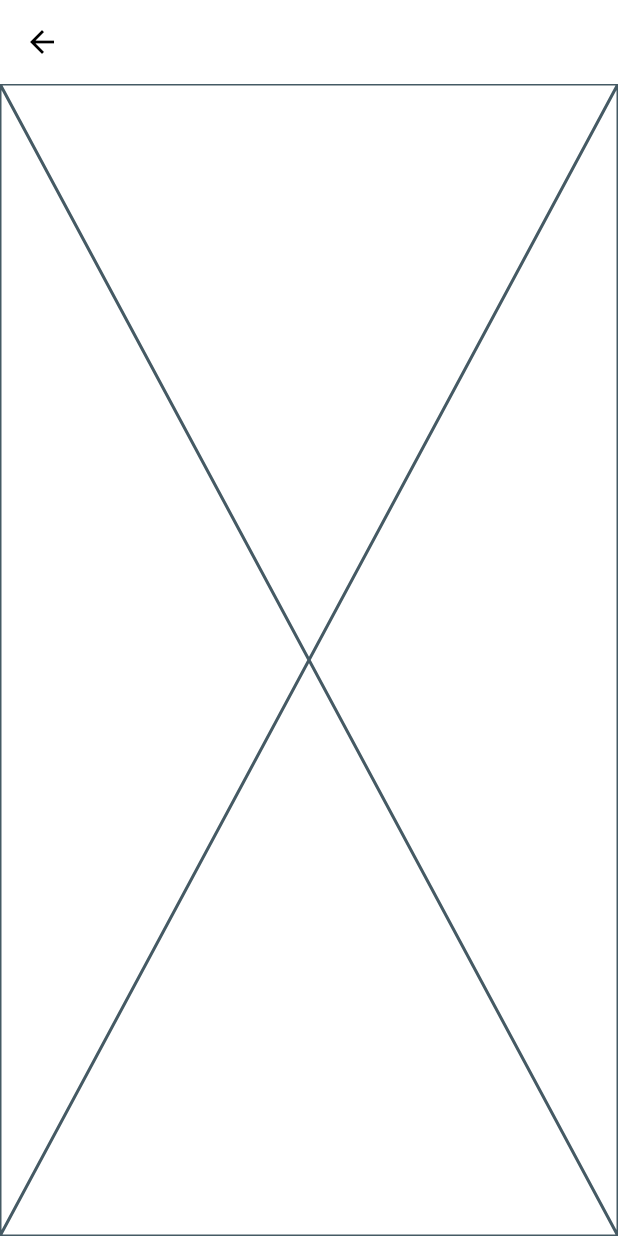
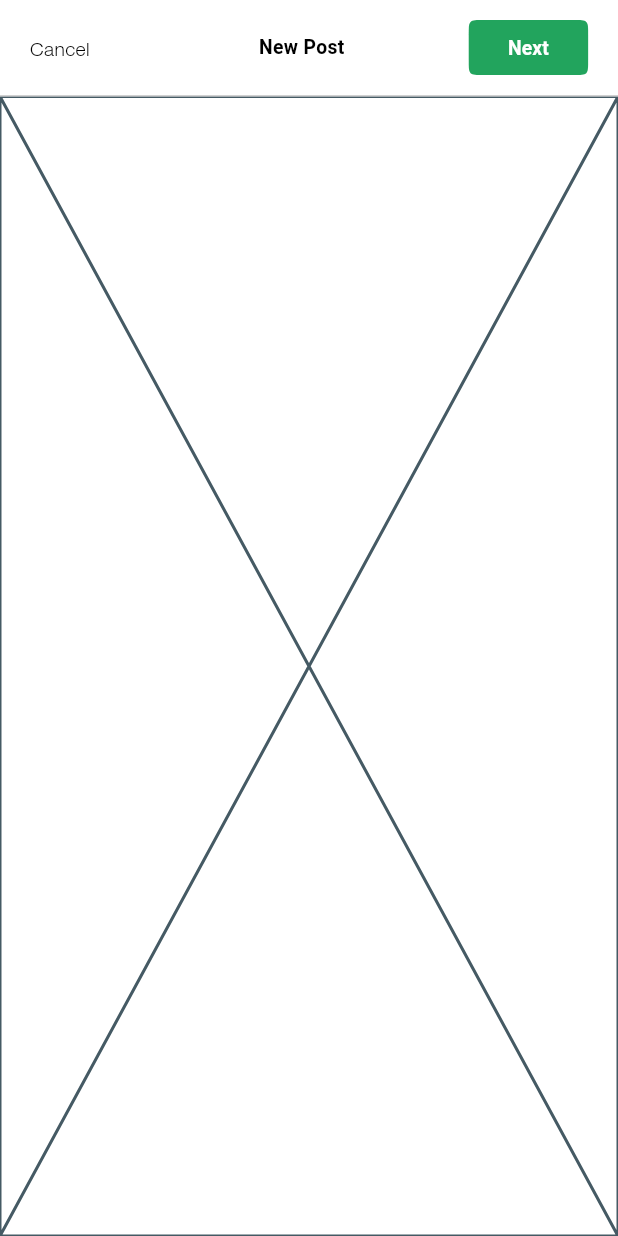
Before and after one commit to billanakin/GreenIt_app, a Flutter app: the NewPostScreen screen opened directly, on a phone screen of 412 x 824 dp. Run offline on Flutter 3.47's test engine with Material 3 defaults, Android fonts, the phone set to English and light mode, and no system bars; our stand-ins replace flutter_svg, form_field_validator, google_maps_flutter, step_progress_indicator; Roboto replaces fonts that are missing (Helvetica, SF Pro Text).

Commit message:
Added UtilityAppBar Component Widget for NewPostPage

```diff
--- /dev/null
+++ b/lib/components/appBar/utility_app_bar.dart
@@ -0,0 +1,82 @@
+import 'package:flutter/material.dart';
+import 'package:greenit_version1/components/buttons/primary_button.dart';
+import 'package:greenit_version1/constants.dart';
+import 'package:greenit_version1/size_config.dart';
+
+class UtilityAppBar extends StatelessWidget implements PreferredSizeWidget {
+  const UtilityAppBar({
+    super.key,
+    this.height = 70,
+    required this.leadingText,
+    required this.title,
+    required this.actionButtonText,
+    required this.actionButtonPress,
+  });
+
+  final double height;
+
+  final String leadingText;
+  final String title;
+  final String actionButtonText;
+  final void Function() actionButtonPress;
+
+  @override
+  Size get preferredSize =>
+      Size(double.maxFinite, getProportionateScreenHeight(height));
+
+  @override
+  Widget build(BuildContext context) {
+    return PreferredSize(
+      preferredSize: preferredSize,
+      child: SafeArea(
+        child: Container(
+          height: getProportionateScreenHeight(70),
+          padding: EdgeInsets.symmetric(
+            horizontal: kDefaultHorizontalPadding,
+            vertical: kDefaultVerticalPadding,
+          ),
+          decoration: const BoxDecoration(
+            color: Colors.white,
+            border: Border(
+              bottom: BorderSide(
+                width: 1,
+                color: kPrimaryBorderColor,
+              ),
+            ),
+          ),
+          child: Row(
+            mainAxisAlignment: MainAxisAlignment.start,
+            crossAxisAlignment: CrossAxisAlignment.center,
+            children: [
+              GestureDetector(
+                onTap: () => Navigator.pop(context),
+                child: Text(
+                  leadingText,
+                  style: kPrimaryBodyTextStyle,
+                ),
+              ),
+              const HorizontalSpacing(of: 30),
+              Expanded(
+                child: Center(
+                  child: Text(
+                    title,
+                    style: kPrimaryBodyTextStyle.copyWith(
+                      fontFamily: 'Helvetica',
+                      fontWeight: FontWeight.w600,
+                    ),
+                  ),
+                ),
+              ),
+              PrimaryButton(
+                text: actionButtonText,
+                width: getProportionateScreenWidth(80),
+                height: 40,
+                press: actionButtonPress,
+              )
+            ],
+          ),
+        ),
+      ),
+    );
+  }
+}
--- a/lib/components/buttons/primary_button.dart
+++ b/lib/components/buttons/primary_button.dart
@@ -5,18 +5,22 @@ import 'package:greenit_version1/size_config.dart';
 class PrimaryButton extends StatelessWidget {
   const PrimaryButton({
     super.key,
+    this.width = double.infinity,
+    this.height = 60,
     required this.text,
     required this.press,
   });
 
   final String text;
+  final double width;
+  final double height;
   final void Function() press;
 
   @override
   Widget build(BuildContext context) {
     return SizedBox(
-      width: double.infinity,
-      height: getProportionateScreenHeight(60),
+      width: width,
+      height: getProportionateScreenHeight(height),
       child: FilledButton(
         style: FilledButton.styleFrom(
           shape: const ContinuousRectangleBorder(
--- a/lib/components/sheets/map_display/map_display_modal_bottom_sheet.dart
+++ b/lib/components/sheets/map_display/map_display_modal_bottom_sheet.dart
@@ -5,8 +5,13 @@ import 'package:greenit_version1/constants.dart';
 import 'package:greenit_version1/size_config.dart';
 
 Future mapDisplayModalBottomSheet(BuildContext context) {
+  SizeConfig().init(context);
+
   return showModalBottomSheet(
     context: context,
+    constraints: BoxConstraints(
+      maxWidth: SizeConfig.screenWidth,
+    ),
     builder: (context) => SafeArea(
       child: Container(
         height: getProportionateScreenHeight(260),
--- a/lib/screens/newPost/new_post_screen.dart
+++ b/lib/screens/newPost/new_post_screen.dart
@@ -1,4 +1,6 @@
 import 'package:flutter/material.dart';
+import 'package:greenit_version1/components/appBar/utility_app_bar.dart';
+import 'package:greenit_version1/constants.dart';
 import 'package:greenit_version1/screens/newPost/components/body.dart';
 
 class NewPostScreen extends StatelessWidget {
@@ -7,7 +9,12 @@ class NewPostScreen extends StatelessWidget {
   @override
   Widget build(BuildContext context) {
     return Scaffold(
-      appBar: AppBar(),
+      appBar: UtilityAppBar(
+        leadingText: 'Cancel',
+        title: 'New Post',
+        actionButtonText: 'Next',
+        actionButtonPress: () {},
+      ),
       body: const Body(),
     );
   }
```
